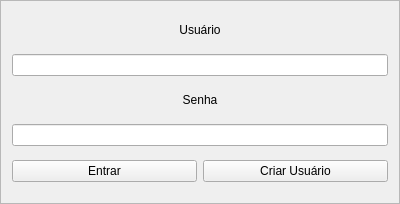
Qt form PasswordManager2/login.ui (ecsanchesjr/ProjetoSeguran-a) before a commit.
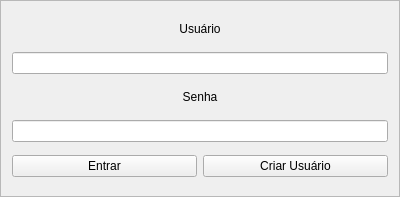
The same form after that commit.

Commit message: Apresentações de telas bonitinhas

Diff of the .ui file:
```diff
--- a/PasswordManager2/login.ui
+++ b/PasswordManager2/login.ui
@@ -7,9 +7,21 @@
     <x>0</x>
     <y>0</y>
     <width>400</width>
-    <height>204</height>
+    <height>197</height>
    </rect>
   </property>
+  <property name="sizePolicy">
+   <sizepolicy hsizetype="Fixed" vsizetype="Fixed">
+    <horstretch>0</horstretch>
+    <verstretch>0</verstretch>
+   </sizepolicy>
+  </property>
+  <property name="maximumSize">
+   <size>
+    <width>400</width>
+    <height>200</height>
+   </size>
+  </property>
   <property name="windowTitle">
    <string>Frame</string>
   </property>
```
Left out of the diff: 3 changed lines with no effect on the pictures. The commit also changes 6 other files.
